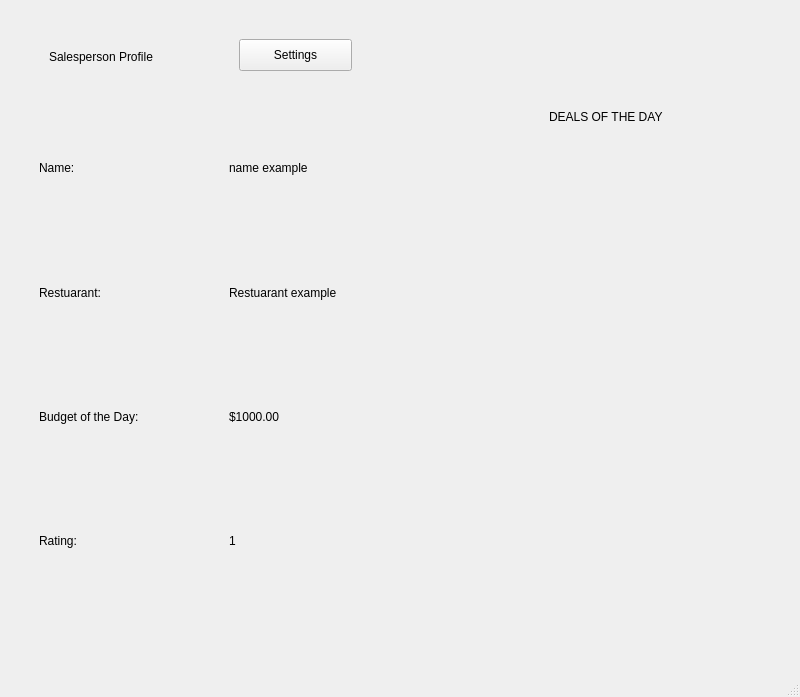
Old version of the form Ui_Folder/WindowSalesperson.ui in the repository Chuezhang2278/Foodies.
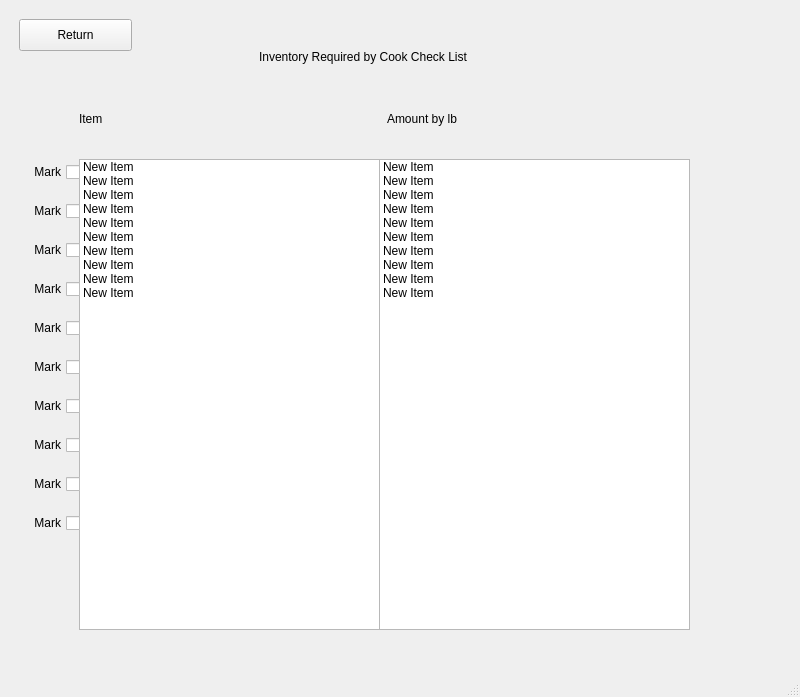
New version of the form. The open tabs and pages were chosen to show the change.

Commit message: Updated Salesperson window, added: log out buttons, amount of item to be added to cart, remove buttons, a check list that salesperson can refer to at any time

Patch:
```diff
--- a/Ui_Folder/WindowSalesperson.ui
+++ b/Ui_Folder/WindowSalesperson.ui
@@ -142,7 +142,17 @@
            </rect>
           </property>
           <property name="text">
-           <string>Settings</string>
+           <string>Log Out</string>
+          </property>
+         </widget>
+         <widget class="QListWidget" name="deal_of_the_day_list">
+          <property name="geometry">
+           <rect>
+            <x>490</x>
+            <y>120</y>
+            <width>221</width>
+            <height>471</height>
+           </rect>
           </property>
          </widget>
         </widget>
@@ -424,7 +434,7 @@
            </item>
           </layout>
          </widget>
-         <widget class="QLabel" name="label">
+         <widget class="QLabel" name="supplier_label">
           <property name="geometry">
            <rect>
             <x>350</x>
@@ -1584,60 +1594,394 @@
            </rect>
           </property>
          </widget>
-         <widget class="QLabel" name="label_10">
+         <widget class="QPushButton" name="return_check_out">
+          <property name="geometry">
+           <rect>
+            <x>10</x>
+            <y>20</y>
+            <width>113</width>
+            <height>32</height>
+           </rect>
+          </property>
+          <property name="text">
+           <string>Return</string>
+          </property>
+         </widget>
+         <widget class="QPushButton" name="log_check_out">
+          <property name="geometry">
+           <rect>
+            <x>610</x>
+            <y>20</y>
+            <width>113</width>
+            <height>32</height>
+           </rect>
+          </property>
+          <property name="text">
+           <string>Log Out</string>
+          </property>
+         </widget>
+         <widget class="QWidget" name="horizontalLayoutWidget_12">
+          <property name="geometry">
+           <rect>
+            <x>420</x>
+            <y>70</y>
+            <width>160</width>
+            <height>80</height>
+           </rect>
+          </property>
+          <layout class="QHBoxLayout" name="horizontalLayout_12">
+           <item>
+            <widget class="QLabel" name="total_amount">
+             <property name="layoutDirection">
+              <enum>Qt::RightToLeft</enum>
+             </property>
+             <property name="text">
+              <string>$0.00</string>
+             </property>
+            </widget>
+           </item>
+           <item>
+            <widget class="QLabel" name="total_amount_label">
+             <property name="text">
+              <string>Total:</string>
+             </property>
+            </widget>
+           </item>
+          </layout>
+         </widget>
+         <widget class="QWidget" name="verticalLayoutWidget_12">
+          <property name="geometry">
+           <rect>
+            <x>420</x>
+            <y>160</y>
+            <width>160</width>
+            <height>80</height>
+           </rect>
+          </property>
+          <layout class="QVBoxLayout" name="verticalLayout_12">
+           <item>
+            <widget class="QLabel" name="check_out_budget_label">
+             <property name="text">
+              <string>Budget Remaining:</string>
+             </property>
+            </widget>
+           </item>
+           <item>
+            <widget class="QLabel" name="check_out_budget">
+             <property name="text">
+              <string>$1000.00</string>
+             </property>
+            </widget>
+           </item>
+          </layout>
+         </widget>
+         <widget class="QWidget" name="verticalLayoutWidget_13">
+          <property name="geometry">
+           <rect>
+            <x>420</x>
+            <y>250</y>
+            <width>160</width>
+            <height>171</height>
+           </rect>
+          </property>
+          <layout class="QVBoxLayout" name="verticalLayout_13">
+           <item>
+            <widget class="QPushButton" name="check_out_check_list">
+             <property name="text">
+              <string>Check List</string>
+             </property>
+            </widget>
+           </item>
+           <item>
+            <widget class="QPushButton" name="check_out_supplier">
+             <property name="text">
+              <string>Choose Supplier</string>
+             </property>
+            </widget>
+           </item>
+           <item>
+            <widget class="QPushButton" name="check_out_remove">
+             <property name="text">
+              <string>Remove</string>
+             </property>
+            </widget>
+           </item>
+           <item>
+            <widget class="QPushButton" name="confirm_order">
+             <property name="text">
+              <string>Confirm Order</string>
+             </property>
+            </widget>
+           </item>
+          </layout>
+         </widget>
+        </widget>
+        <widget class="QWidget" name="check_list">
+         <widget class="QPushButton" name="return_check_list">
+          <property name="geometry">
+           <rect>
+            <x>10</x>
+            <y>10</y>
+            <width>113</width>
+            <height>32</height>
+           </rect>
+          </property>
+          <property name="text">
+           <string>Return</string>
+          </property>
+         </widget>
+         <widget class="QLabel" name="label">
           <property name="geometry">
            <rect>
             <x>250</x>
-            <y>590</y>
-            <width>60</width>
+            <y>40</y>
+            <width>271</width>
             <height>16</height>
            </rect>
           </property>
           <property name="text">
-           <string>Total:</string>
+           <string>Inventory Required by Cook Check List</string>
           </property>
          </widget>
-         <widget class="QLabel" name="total_amount">
+         <widget class="QWidget" name="horizontalLayoutWidget_11">
           <property name="geometry">
            <rect>
-            <x>290</x>
-            <y>590</y>
-            <width>60</width>
-            <height>16</height>
+            <x>70</x>
+            <y>70</y>
+            <width>611</width>
+            <height>80</height>
            </rect>
           </property>
+          <layout class="QHBoxLayout" name="horizontalLayout_11">
+           <item>
+            <widget class="QLabel" name="amount_check_list_label">
+             <property name="text">
+              <string>Amount by lb</string>
+             </property>
+            </widget>
+           </item>
+           <item>
+            <widget class="QLabel" name="item_check_list_label">
+             <property name="text">
+              <string>Item</string>
+             </property>
+            </widget>
+           </item>
+          </layout>
+         </widget>
+         <widget class="QListWidget" name="item_check_list">
+          <property name="geometry">
+           <rect>
+            <x>70</x>
+            <y>150</y>
+            <width>301</width>
+            <height>471</height>
+           </rect>
+          </property>
           <property name="layoutDirection">
-           <enum>Qt::RightToLeft</enum>
+           <enum>Qt::LeftToRight</enum>
           </property>
-          <property name="text">
-           <string>$0.00</string>
+          <property name="spacing">
+           <number>10</number>
           </property>
+          <item>
+           <property name="text">
+            <string>New Item</string>
+           </property>
+          </item>
+          <item>
+           <property name="text">
+            <string>New Item</string>
+           </property>
+          </item>
+          <item>
+           <property name="text">
+            <string>New Item</string>
+           </property>
+          </item>
+          <item>
+           <property name="text">
+            <string>New Item</string>
+           </property>
+          </item>
+          <item>
+           <property name="text">
+            <string>New Item</string>
+           </property>
+          </item>
+          <item>
+           <property name="text">
+            <string>New Item</string>
+           </property>
+          </item>
+          <item>
+           <property name="text">
+            <string>New Item</string>
+           </property>
+          </item>
+          <item>
+           <property name="text">
+            <string>New Item</string>
+           </property>
+          </item>
+          <item>
+           <property name="text">
+            <string>New Item</string>
+           </property>
+          </item>
+          <item>
+           <property name="text">
+            <string>New Item</string>
+           </property>
+          </item>
          </widget>
-         <widget class="QPushButton" name="pushButton_4">
+         <widget class="QListWidget" name="amount_check_list">
+          <property name="geometry">
+           <rect>
+            <x>370</x>
+            <y>150</y>
+            <width>311</width>
+            <height>471</height>
+           </rect>
+          </property>
+          <property name="layoutDirection">
+           <enum>Qt::LeftToRight</enum>
+          </property>
+          <property name="spacing">
+           <number>10</number>
+          </property>
+          <item>
+           <property name="text">
+            <string>New Item</string>
+           </property>
+          </item>
+          <item>
+           <property name="text">
+            <string>New Item</string>
+           </property>
+          </item>
+          <item>
+           <property name="text">
+            <string>New Item</string>
+           </property>
+          </item>
+          <item>
+           <property name="text">
+            <string>New Item</string>
+           </property>
+          </item>
+          <item>
+           <property name="text">
+            <string>New Item</string>
+           </property>
+          </item>
+          <item>
+           <property name="text">
+            <string>New Item</string>
+           </property>
+          </item>
+          <item>
+           <property name="text">
+            <string>New Item</string>
+           </property>
+          </item>
+          <item>
+           <property name="text">
+            <string>New Item</string>
+           </property>
+          </item>
+          <item>
+           <property name="text">
+            <string>New Item</string>
+           </property>
+          </item>
+          <item>
+           <property name="text">
+            <string>New Item</string>
+           </property>
+          </item>
+         </widget>
+         <widget class="QWidget" name="verticalLayoutWidget_11">
           <property name="geometry">
            <rect>
             <x>10</x>
-            <y>20</y>
-            <width>113</width>
-            <height>32</height>
+            <y>140</y>
+            <width>61</width>
+            <height>401</height>
            </rect>
           </property>
-          <property name="text">
-           <string>Return</string>
-          </property>
-         </widget>
-         <widget class="QPushButton" name="pushButton_5">
-          <property name="geometry">
-           <rect>
-            <x>400</x>
-            <y>580</y>
-            <width>113</width>
-            <height>32</height>
-           </rect>
-          </property>
-          <property name="text">
-           <string>Confirm Order</string>
-          </property>
+          <layout class="QVBoxLayout" name="verticalLayout_11">
+           <item>
+            <widget class="QCheckBox" name="mark1">
+             <property name="text">
+              <string>Mark</string>
+             </property>
+            </widget>
+           </item>
+           <item>
+            <widget class="QCheckBox" name="mark2">
+             <property name="text">
+              <string>Mark</string>
+             </property>
+            </widget>
+           </item>
+           <item>
+            <widget class="QCheckBox" name="mark3">
+             <property name="text">
+              <string>Mark</string>
+             </property>
+            </widget>
+           </item>
+           <item>
+            <widget class="QCheckBox" name="mark4">
+             <property name="text">
+              <string>Mark</string>
+             </property>
+            </widget>
+           </item>
+           <item>
+            <widget class="QCheckBox" name="mark5">
+             <property name="text">
+              <string>Mark</string>
+             </property>
+            </widget>
+           </item>
+           <item>
+            <widget class="QCheckBox" name="mark6">
+             <property name="text">
+              <string>Mark</string>
+             </property>
+            </widget>
+           </item>
+           <item>
+            <widget class="QCheckBox" name="mark7">
+             <property name="text">
+              <string>Mark</string>
+             </property>
+            </widget>
+           </item>
+           <item>
+            <widget class="QCheckBox" name="mark8">
+             <property name="text">
+              <string>Mark</string>
+             </property>
+            </widget>
+           </item>
+           <item>
+            <widget class="QCheckBox" name="mark9">
+             <property name="text">
+              <string>Mark</string>
+             </property>
+            </widget>
+           </item>
+           <item>
+            <widget class="QCheckBox" name="mark10">
+             <property name="text">
+              <string>Mark</string>
+             </property>
+            </widget>
+           </item>
+          </layout>
          </widget>
         </widget>
        </widget>
```
Left out of the diff: 498 changed lines with no effect on the pictures. The commit also changes 1 other file.
